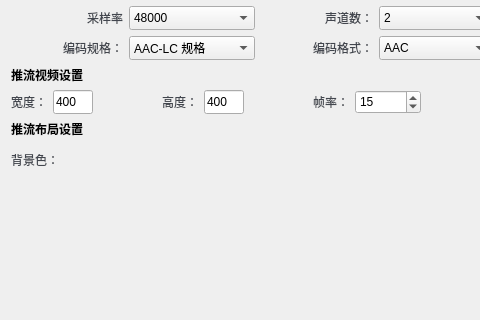
Above: Windows/src/Advanced/CDNStream/CDNStreamByServer.ui from volcengine/VolcEngineRTC before the change; both pictures show x 0 to 480 and y 437 to 757 of the 856 by 880 pixel window. Below: the same form after it.
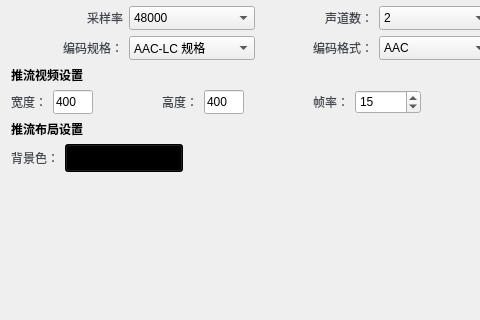
That is the form after the change. Icons and pictures are not drawn. Custom widgets are drawn as their Qt base class.

```diff
--- a/Windows/src/Advanced/CDNStream/CDNStreamByServer.ui
+++ b/Windows/src/Advanced/CDNStream/CDNStreamByServer.ui
@@ -903,14 +903,14 @@
       <widget class="QPushButton" name="btn_color">
        <property name="minimumSize">
         <size>
-         <width>160</width>
-         <height>32</height>
+         <width>118</width>
+         <height>28</height>
         </size>
        </property>
        <property name="maximumSize">
         <size>
-         <width>160</width>
-         <height>32</height>
+         <width>118</width>
+         <height>28</height>
         </size>
        </property>
        <property name="palette">
@@ -1011,7 +1011,7 @@
         <string/>
        </property>
        <property name="flat">
-        <bool>true</bool>
+        <bool>false</bool>
        </property>
       </widget>
      </item>
```
